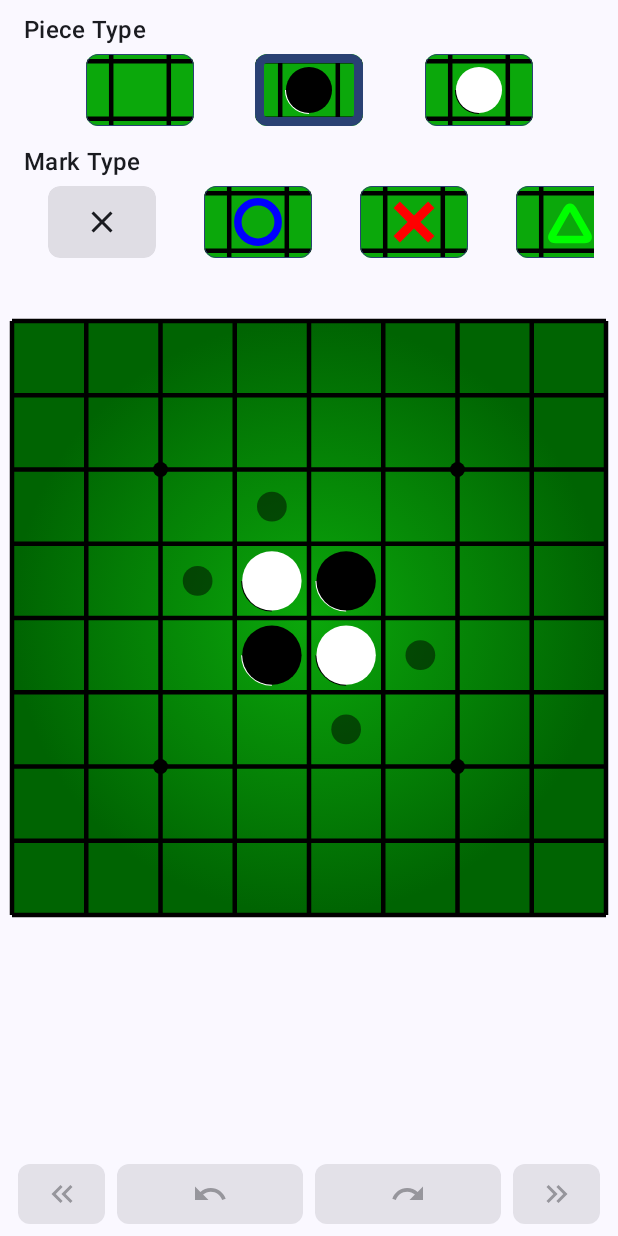
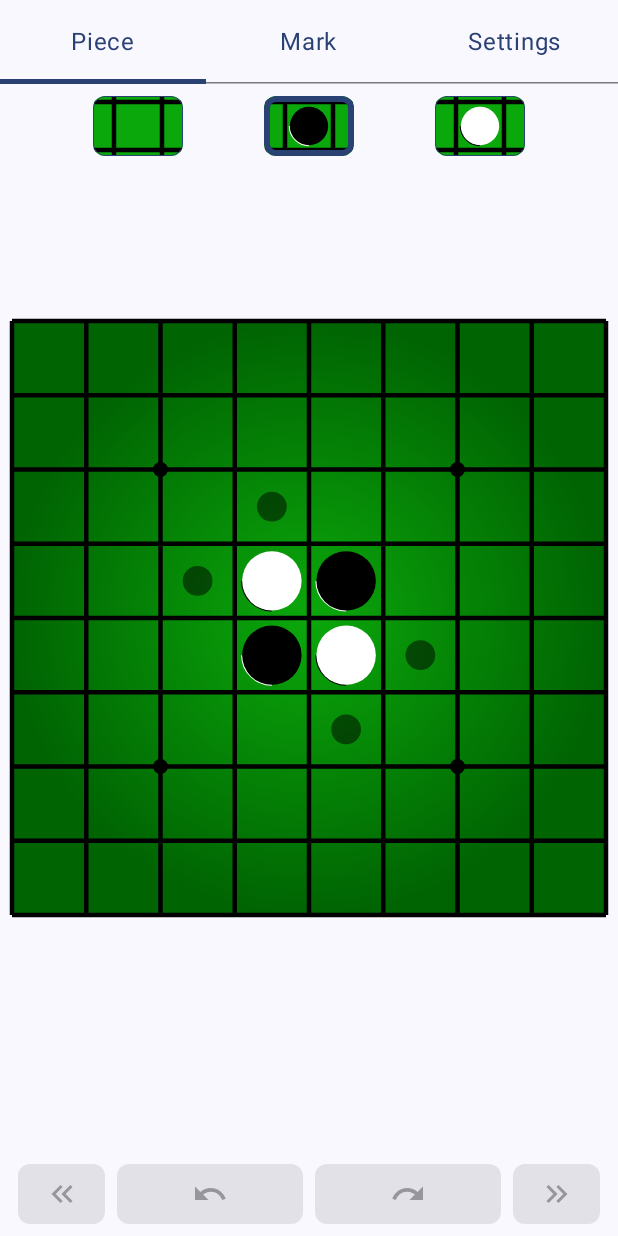
Before and after one commit to Ryos-K/ReversiBoard, an Android app built with Jetpack Compose: the screen it shows after launch (MainActivity), on a phone screen of 412 x 824 dp. Run offline under Robolectric (Android 15) with nearby library versions, the phone set to English and light mode, and no system bars.

Commit message:
feat: Add HomePalette component to group the operations

```diff
--- a/app/src/main/java/com/ry05k2ulv/reversiboard/ui/components/Board.kt
+++ b/app/src/main/java/com/ry05k2ulv/reversiboard/ui/components/Board.kt
@@ -34,6 +34,7 @@ import com.ry05k2ulv.reversiboard.reversiboard.boardWidth
 import com.ry05k2ulv.reversiboard.ui.theme.ReversiBoardTheme
 
 enum class MarkType {
+    Erase,
     Circle,
     Cross,
     Triangle,
@@ -120,6 +121,7 @@ fun MarkSample(
             MarkType.Triangle -> drawTriangleMark(cellLength * 0.35f, center)
             MarkType.Question -> drawQuestionMark(textMeasurer, cellLength * 0.4f, center)
             MarkType.Exclamation -> drawExclamationMark(textMeasurer, cellLength * 0.4f, center)
+            else -> Unit
         }
     }
 }
@@ -252,6 +254,7 @@ private fun DrawScope.drawMarks(
             MarkType.Triangle -> drawTriangleMark(cellWidth * 0.35f, center)
             MarkType.Question -> drawQuestionMark(textMeasurer, cellWidth * 0.4f, center)
             MarkType.Exclamation -> drawExclamationMark(textMeasurer, cellWidth * 0.4f, center)
+            else -> Unit
         }
     }
 }
--- /dev/null
+++ b/app/src/main/java/com/ry05k2ulv/reversiboard/ui/home/HomePalette.kt
@@ -0,0 +1,215 @@
+package com.ry05k2ulv.reversiboard.ui.home
+
+import androidx.compose.foundation.border
+import androidx.compose.foundation.clickable
+import androidx.compose.foundation.horizontalScroll
+import androidx.compose.foundation.layout.Arrangement
+import androidx.compose.foundation.layout.Column
+import androidx.compose.foundation.layout.Row
+import androidx.compose.foundation.layout.aspectRatio
+import androidx.compose.foundation.layout.fillMaxHeight
+import androidx.compose.foundation.layout.fillMaxWidth
+import androidx.compose.foundation.layout.height
+import androidx.compose.foundation.layout.padding
+import androidx.compose.foundation.rememberScrollState
+import androidx.compose.foundation.shape.RoundedCornerShape
+import androidx.compose.material3.IconButtonDefaults
+import androidx.compose.material3.MaterialTheme
+import androidx.compose.material3.Surface
+import androidx.compose.material3.Tab
+import androidx.compose.material3.TabRow
+import androidx.compose.material3.Text
+import androidx.compose.runtime.Composable
+import androidx.compose.runtime.Stable
+import androidx.compose.runtime.getValue
+import androidx.compose.runtime.mutableStateOf
+import androidx.compose.runtime.remember
+import androidx.compose.runtime.saveable.Saver
+import androidx.compose.runtime.saveable.rememberSaveable
+import androidx.compose.runtime.setValue
+import androidx.compose.ui.Modifier
+import androidx.compose.ui.draw.clip
+import androidx.compose.ui.tooling.preview.Preview
+import androidx.compose.ui.unit.dp
+import com.ry05k2ulv.reversiboard.reversiboard.Piece
+import com.ry05k2ulv.reversiboard.ui.components.MarkSample
+import com.ry05k2ulv.reversiboard.ui.components.MarkType
+import com.ry05k2ulv.reversiboard.ui.components.PieceSample
+import com.ry05k2ulv.reversiboard.ui.theme.ReversiBoardTheme
+
+enum class TabValue {
+    Piece,
+    Mark,
+    Settings
+}
+
+@Composable
+fun rememberHomePaletteState(
+    initialTabValue: TabValue = TabValue.Piece,
+    initialPiece: Piece = Piece.Black,
+    initialMarkType: MarkType = MarkType.Circle,
+): HomePaletteState {
+    return rememberSaveable(saver = HomePaletteState.Saver) {
+        HomePaletteState(
+            initialTabValue = initialTabValue,
+            initialPiece = initialPiece,
+            initialMarkType = initialMarkType,
+        )
+    }
+}
+
+@Stable
+class HomePaletteState(
+    initialTabValue: TabValue = TabValue.Piece,
+    initialPiece: Piece = Piece.Black,
+    initialMarkType: MarkType = MarkType.Circle,
+) {
+    private var _tabValue by mutableStateOf(initialTabValue)
+    var tabValue: TabValue
+        get() = _tabValue
+        set(value) {
+            _tabValue = value
+        }
+
+    private var _piece by mutableStateOf(initialPiece)
+    var piece: Piece
+        get() = _piece
+        set(value) {
+            _piece = value
+        }
+
+    private var _markType by mutableStateOf(initialMarkType)
+    var markType: MarkType
+        get() = _markType
+        set(value) {
+            _markType = value
+        }
+
+    companion object {
+        val Saver = Saver<HomePaletteState, List<*>>(
+            save = { listOf(it.tabValue, it.piece, it.markType) },
+            restore = { HomePaletteState(it[0] as TabValue, it[1] as Piece, it[2] as MarkType) }
+        )
+    }
+}
+
+
+@Composable
+fun HomePalette(
+    modifier: Modifier = Modifier,
+    homePaletteState: HomePaletteState = rememberHomePaletteState(),
+) {
+    Column(modifier) {
+        TabRow(selectedTabIndex = homePaletteState.tabValue.ordinal) {
+            TabValue.values().forEach {
+                Tab(
+                    selected = it == homePaletteState.tabValue,
+                    onClick = { homePaletteState.tabValue = it },
+                    Modifier.padding(16.dp)
+                ) {
+                    Text(text = it.name, )
+                }
+            }
+        }
+        when (homePaletteState.tabValue) {
+            TabValue.Piece -> PiecePalette(
+                Modifier
+                    .fillMaxWidth()
+                    .height(56.dp)
+                    .padding(8.dp),
+                homePaletteState.piece
+            ) { homePaletteState.piece = it }
+
+            TabValue.Mark -> MarkPalette(
+                Modifier
+                    .fillMaxWidth()
+                    .height(56.dp)
+                    .padding(8.dp),
+                homePaletteState.markType
+            ) { homePaletteState.markType = it }
+
+            else -> Unit
+        }
+    }
+}
+
+@Composable
+private fun PiecePalette(
+    modifier: Modifier = Modifier,
+    selected: Piece = Piece.Black,
+    onPieceClick: (Piece) -> Unit = {},
+) {
+    Row(
+        modifier,
+        horizontalArrangement = Arrangement.SpaceEvenly
+    ) {
+        val shape = RoundedCornerShape(8.dp)
+        Piece.values().forEach { piece ->
+            PieceSample(
+                Modifier
+                    .clickable { onPieceClick(piece) }
+                    .clip(shape)
+                    .fillMaxHeight()
+                    .aspectRatio(1.5f)
+                    .border(
+                        if (piece == selected) 4.dp else 0.dp,
+                        MaterialTheme.colorScheme.primary,
+                        shape
+                    ),
+                piece
+            )
+        }
+    }
+}
+
+@Composable
+private fun MarkPalette(
+    modifier: Modifier = Modifier,
+    selected: MarkType = MarkType.Circle,
+    onMarkClick: (MarkType) -> Unit = {},
+) {
+    Row(
+        modifier
+            .horizontalScroll(rememberScrollState()),
+    ) {
+        val shape = RoundedCornerShape(8.dp)
+        val contentModifier = Modifier
+            .padding(8.dp, 0.dp)
+            .clip(shape)
+            .fillMaxHeight()
+            .aspectRatio(1.5f)
+        EraseButton(
+            onClick = { onMarkClick(MarkType.Erase) },
+            contentModifier,
+            colors = IconButtonDefaults.filledIconButtonColors(
+                if (MarkType.Erase == selected) MaterialTheme.colorScheme.primary
+                else MaterialTheme.colorScheme.onSurface.copy(alpha = 0.12f)
+            ),
+        )
+
+        MarkType.values().drop(1).forEach { mark ->
+            MarkSample(
+                contentModifier
+                    .clickable { onMarkClick(mark) }
+                    .border(
+                        if (mark == selected) 4.dp else 0.dp,
+                        MaterialTheme.colorScheme.primary,
+                        shape
+                    ),
+                mark
+            )
+        }
+    }
+}
+
+@Composable
+@Preview
+fun HomePalettePreview() {
+    ReversiBoardTheme {
+        Surface {
+            val homePaletteState = rememberHomePaletteState()
+            homePaletteState.tabValue = TabValue.Mark
+            HomePalette(Modifier, homePaletteState)
+        }
+    }
+}
--- a/app/src/main/java/com/ry05k2ulv/reversiboard/ui/home/HomeScreen.kt
+++ b/app/src/main/java/com/ry05k2ulv/reversiboard/ui/home/HomeScreen.kt
@@ -57,96 +57,20 @@ fun HomeScreen(
 ) {
     val uiState by viewModel.uiState.collectAsState()
 
-    var markMode by remember { mutableStateOf(false) }
-    var currentPiece by remember { mutableStateOf(Piece.Black) }
-    var currentMark by remember { mutableStateOf(MarkType.Circle) }
+    val homePaletteState = rememberHomePaletteState()
 
     var markList by remember { mutableStateOf(emptyList<Mark>()) }
-    var eraseMarkMode by remember { mutableStateOf(false) }
 
     Box(Modifier.fillMaxSize()) {
-        Column(
-            Modifier.align(Alignment.TopCenter)
-        ) {
-            Text(
-                text = "Piece Type",
-                style = MaterialTheme.typography.titleMedium,
-                modifier = Modifier.padding(16.dp, 8.dp, 16.dp, 0.dp)
-            )
-            Row(
-                Modifier
-                    .fillMaxWidth()
-                    .padding(16.dp, 4.dp)
-                    .height(48.dp),
-                horizontalArrangement = Arrangement.SpaceEvenly
-            ) {
-                Piece.values().forEach { piece ->
-                    PieceSample(
-                        Modifier
-                            .clip(RoundedCornerShape(8.dp))
-                            .fillMaxHeight()
-                            .aspectRatio(1.5f)
-                            .clickable {
-                                currentPiece = piece
-                                markMode = false
-                            }
-                            .border(
-                                if (!markMode && currentPiece == piece) 6.dp else 0.dp,
-                                MaterialTheme.colorScheme.primary,
-                                shape = RoundedCornerShape(8.dp)
-                            ),
-                        piece
-                    )
-                }
-            }
 
-            Text(
-                text = "Mark Type",
-                style = MaterialTheme.typography.titleMedium,
-                modifier = Modifier.padding(16.dp, 8.dp, 16.dp, 0.dp)
-            )
-            Row(
-                Modifier
-                    .fillMaxWidth()
-                    .padding(16.dp, 4.dp)
-                    .height(48.dp)
-                    .horizontalScroll(rememberScrollState()),
-            ) {
-                val contentModifier = Modifier
-                    .padding(16.dp, 0.dp)
-                    .clip(RoundedCornerShape(8.dp))
-                    .fillMaxHeight()
-                    .aspectRatio(1.5f)
-                EraseButton(
-                    onClick = {
-                        markMode = true
-                        eraseMarkMode = true
-                    },
-                    contentModifier,
-                    colors = IconButtonDefaults.filledIconButtonColors(
-                        if (eraseMarkMode) MaterialTheme.colorScheme.primary
-                        else MaterialTheme.colorScheme.onSurface.copy(alpha = 0.12f)
-                    )
-                )
+        HomePalette(
+            Modifier
+                .align(Alignment.TopCenter)
+                .fillMaxWidth(),
+            homePaletteState
+        )
 
-                MarkType.values().forEach { mark ->
-                    MarkSample(
-                        contentModifier
-                            .clickable {
-                                currentMark = mark
-                                markMode = true
-                                eraseMarkMode = false
-                            }
-                            .border(
-                                if (!eraseMarkMode && markMode && currentMark == mark) 6.dp else 0.dp,
-                                MaterialTheme.colorScheme.primary,
-                                shape = RoundedCornerShape(8.dp)
-                            ),
-                        mark
-                    )
-                }
-            }
-        }
+
 
         Board(
             Modifier
@@ -154,7 +78,7 @@ fun HomeScreen(
                 .fillMaxWidth()
                 .padding(8.dp),
             uiState.board.elements,
-            when (currentPiece) {
+            when (homePaletteState.piece) {
                 Piece.Black -> uiState.board.blackCanDropList
                 Piece.White -> uiState.board.whiteCanDropList
                 else -> emptyList()
@@ -162,30 +86,30 @@ fun HomeScreen(
             markList
         ) { x: Int, y: Int ->
             when {
-                markMode && eraseMarkMode -> {
+                homePaletteState.tabValue == TabValue.Mark && homePaletteState.markType == MarkType.Erase -> {
                     val lastIndex = markList.indexOfLast { it.x == x && it.y == y }
                                         .takeIf { it != -1 } ?: return@Board
                     markList = markList.toMutableList().apply { removeAt(lastIndex) }
                 }
 
-                markMode -> {
-                    if (markList.any { it.x == x && it.y == y && it.type == currentMark }) return@Board
+                homePaletteState.tabValue == TabValue.Mark -> {
+                    if (markList.any { it.x == x && it.y == y && it.type == homePaletteState.markType }) return@Board
                     markList = markList.toMutableList().apply {
-                        add(Mark(currentMark, x, y))
+                        add(Mark(homePaletteState.markType, x, y))
                     }
                 }
 
-                currentPiece == Piece.Black -> {
+                homePaletteState.piece == Piece.Black -> {
                     if (x + y * boardWidth in uiState.board.blackCanDropList)
                         viewModel.dropPiece(Piece.Black, x, y, false, true)
                 }
 
-                currentPiece == Piece.White -> {
+                homePaletteState.piece == Piece.White -> {
                     if (x + y * boardWidth in uiState.board.whiteCanDropList)
                         viewModel.dropPiece(Piece.White, x, y, false, true)
                 }
 
-                currentPiece.isEmpty() -> {
+                homePaletteState.piece.isEmpty() -> {
                     viewModel.dropPiece(Piece.Empty, x, y, true, false)
                 }
             }
@@ -230,7 +154,7 @@ fun HomeScreen(
 }
 
 @Composable
-private fun EraseButton(
+fun EraseButton(
     onClick: () -> Unit = {},
     modifier: Modifier = Modifier,
     colors: IconButtonColors = IconButtonDefaults.filledIconButtonColors(),
```
